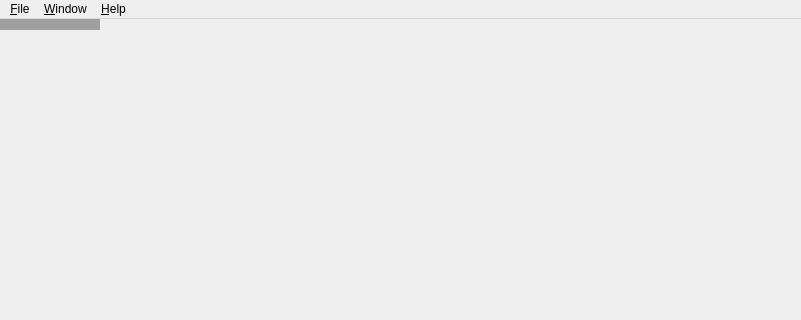
This is ui/mainwindow.ui in ndtimofeev/particleicp as Qt 5 draws it before an edit; both pictures show x 0 to 801 and y 0 to 320 of the 801 by 600 pixel window. The edited form follows.
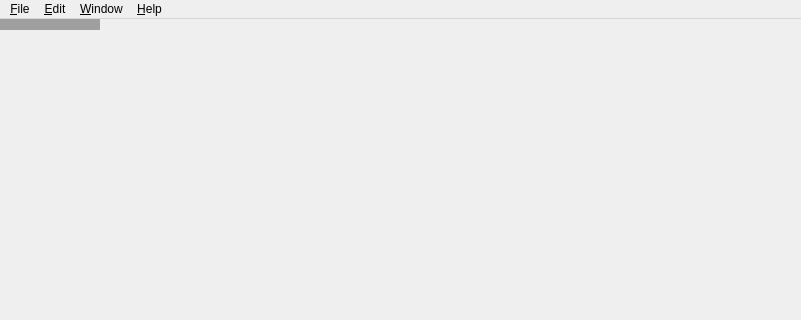
This is the edited form. Custom widgets are drawn as their Qt base class.

```diff
--- a/ui/mainwindow.ui
+++ b/ui/mainwindow.ui
@@ -20,7 +20,7 @@
      <x>0</x>
      <y>0</y>
      <width>801</width>
-     <height>21</height>
+     <height>22</height>
     </rect>
    </property>
    <widget class="QMenu" name="menuFile">
@@ -37,6 +37,11 @@
     <addaction name="separator"/>
     <addaction name="action_Exit"/>
    </widget>
+   <widget class="EditMenu" name="menuEdit">
+    <property name="title">
+     <string>&amp;Edit</string>
+    </property>
+   </widget>
    <widget class="WindowMenu" name="menu_Window">
     <property name="title">
      <string>&amp;Window</string>
@@ -52,6 +57,7 @@
     <addaction name="actionAbout_GMP"/>
    </widget>
    <addaction name="menuFile"/>
+   <addaction name="menuEdit"/>
    <addaction name="menu_Window"/>
    <addaction name="menu_Help"/>
   </widget>
@@ -106,6 +112,11 @@
     <slot>removeAllElements()</slot>
    </slots>
   </customwidget>
+  <customwidget>
+   <class>EditMenu</class>
+   <extends>QMenu</extends>
+   <header location="global">editmenu.h</header>
+  </customwidget>
  </customwidgets>
  <resources/>
  <connections>
```
Left out of the diff: 32 changed lines with no effect on the pictures.
